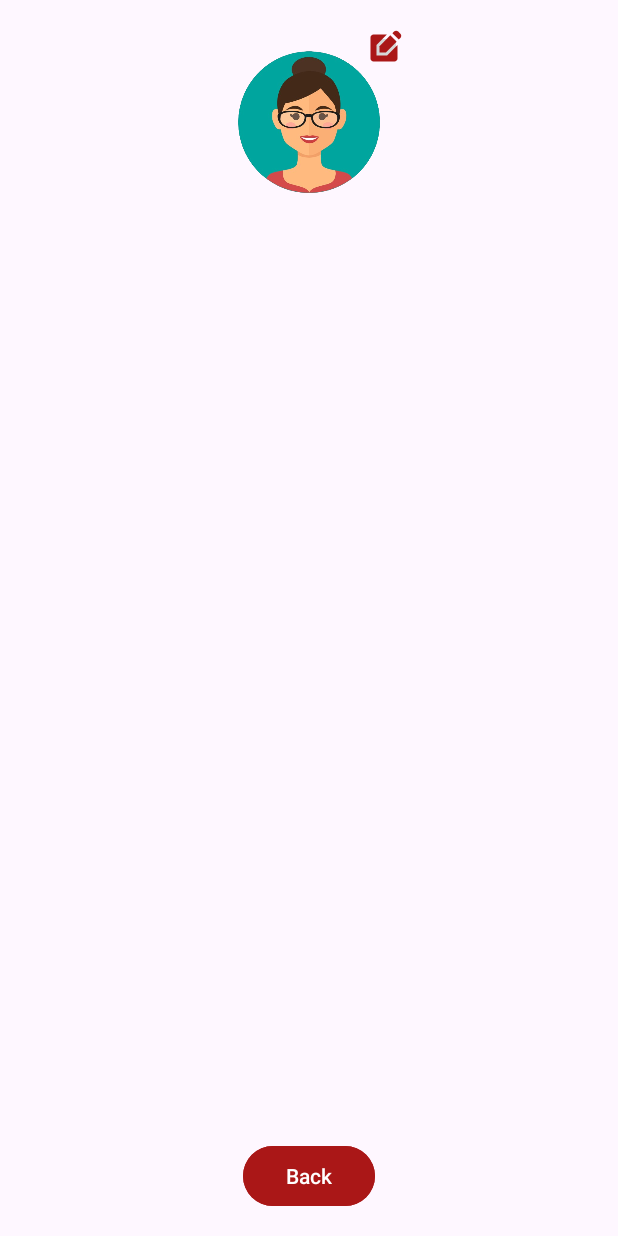
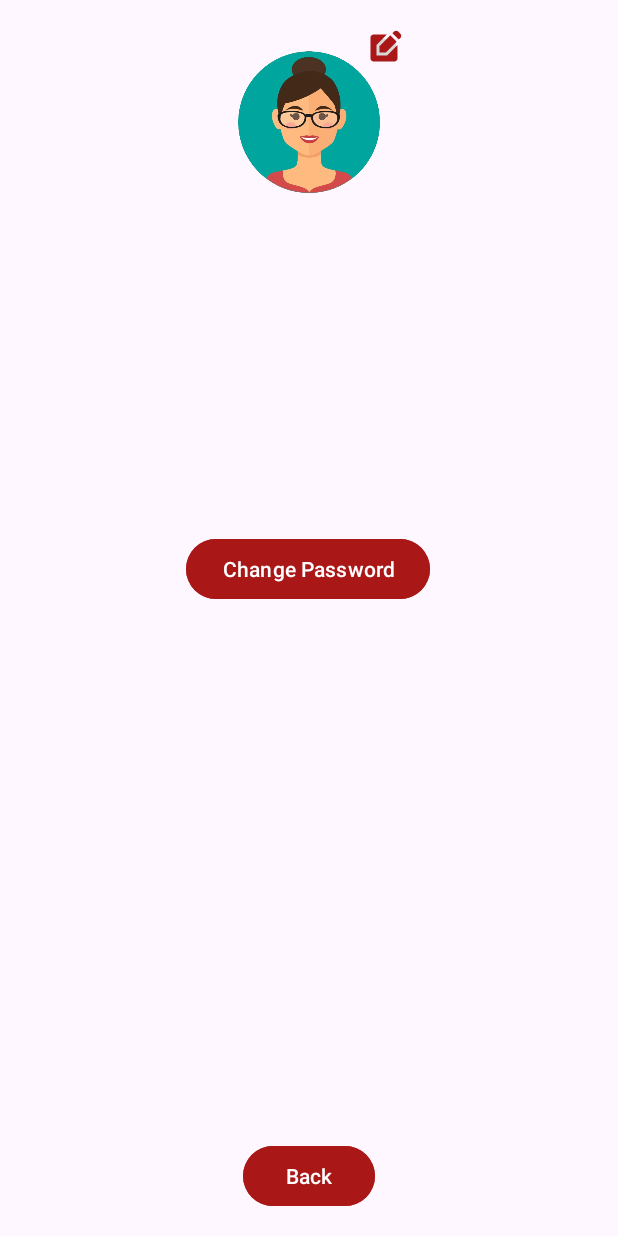
Before and after one commit to denisghera/Medimate-Mobile-App, an Android app: the AccountManagerActivity screen opened directly, with no data from a screen before it, on a phone screen of 412 x 824 dp. Run offline under Robolectric (Android 15) with nearby library versions, the phone set to English and light mode, and no system bars; 3 statements that could not run were skipped.

Commit message:
implemented password change functionality

```diff
--- a/MyApplication/app/src/main/java/com/example/myapplication/AccountManagerActivity.java
+++ b/MyApplication/app/src/main/java/com/example/myapplication/AccountManagerActivity.java
@@ -17,14 +17,15 @@ import android.widget.TextView;
 import androidx.appcompat.app.AlertDialog;
 import androidx.appcompat.app.AppCompatActivity;
 
-public class AccountManagerActivity extends AppCompatActivity {
+public class AccountManagerActivity extends AppCompatActivity implements ChangePasswordDialogFragment.ChangePasswordDialogListener {
     private TextView usernameTextView;
-    private TextView passwordTextView;
     private TextView emailTextView;
     private ImageView userIconImageView;
     private ImageButton changeIconFab;
     private Button backButton;
+    private Button changePasswordButton;
     SQLiteDatabase db;
+    private String password;
 
     private final int[] icons = {R.drawable.user1, R.drawable.user2, R.drawable.user3, R.drawable.user4};
 
@@ -34,7 +35,7 @@ public class AccountManagerActivity extends AppCompatActivity {
         setContentView(R.layout.account_manager_activity);
 
         usernameTextView = findViewById(R.id.usernameTextView);
-        passwordTextView = findViewById(R.id.passwordTextView);
+        changePasswordButton = findViewById(R.id.changePasswordButton);
         emailTextView = findViewById(R.id.emailTextView);
         userIconImageView = findViewById(R.id.userIconImageView);
         changeIconFab = findViewById(R.id.changeIconFab);
@@ -46,8 +47,25 @@ public class AccountManagerActivity extends AppCompatActivity {
         String username = intent.getStringExtra("username");
         usernameTextView.setText(username);
 
-        String password = getPasswordFromDatabase(username);
-        passwordTextView.setText(password);
+        password = getPasswordFromDatabase(username);
+        changePasswordButton.setOnClickListener(new View.OnClickListener() {
+            @Override
+            public void onClick(View view) {
+                ChangePasswordDialogFragment dialogFragment = new ChangePasswordDialogFragment();
+                Bundle args = new Bundle();
+                args.putString("password", password);
+                args.putString("username", username);
+                dialogFragment.setArguments(args);
+                dialogFragment.listener = new ChangePasswordDialogFragment.ChangePasswordDialogListener() {
+                    @Override
+                    public void onPasswordChanged(String username, String newPassword) {
+                        db.execSQL("UPDATE credentials SET password=? WHERE name=?", new Object[]{newPassword,username});
+
+                    }
+                };
+                dialogFragment.show(getSupportFragmentManager(), "ChangePasswordDialogFragment");
+            }
+        });
 
         String email = getEmailFromDatabase(username);
         emailTextView.setText(email);
@@ -131,4 +149,9 @@ public class AccountManagerActivity extends AppCompatActivity {
     private void saveIconToDatabase(String username, int icon) {
         db.execSQL("UPDATE credentials SET icon=? WHERE name=?", new Object[]{icon, username});
     }
+    @Override
+    public void onPasswordChanged(String username, String newPassword) {
+        db.execSQL("UPDATE credentials SET password=? WHERE name=?", new Object[]{newPassword,username});
+        password = newPassword;
+    }
 }
--- a/MyApplication/app/src/main/res/layout/account_manager_activity.xml
+++ b/MyApplication/app/src/main/res/layout/account_manager_activity.xml
@@ -45,17 +45,6 @@
         android:layout_marginTop="16dp"/>
 
     <TextView
-        android:id="@+id/passwordTextView"
-        android:layout_width="wrap_content"
-        android:layout_height="wrap_content"
-        android:layout_marginTop="92dp"
-        android:text="Password"
-        android:textSize="16sp"
-        app:layout_constraintEnd_toEndOf="parent"
-        app:layout_constraintStart_toStartOf="parent"
-        app:layout_constraintTop_toBottomOf="@+id/emailTextView" />
-
-    <TextView
         android:id="@+id/emailTextView"
         android:layout_width="wrap_content"
         android:layout_height="wrap_content"
@@ -65,6 +54,21 @@
         app:layout_constraintEnd_toEndOf="parent"
         app:layout_constraintStart_toStartOf="parent"
         app:layout_constraintTop_toBottomOf="@+id/usernameTextView" />
+
+    <Button
+        android:id="@+id/changePasswordButton"
+        android:layout_width="wrap_content"
+        android:layout_height="wrap_content"
+        android:layout_margin="16dp"
+        android:backgroundTint="#AA1717"
+        android:text="Change Password"
+        android:textColor="@color/white"
+        app:layout_constraintBottom_toBottomOf="parent"
+        app:layout_constraintEnd_toEndOf="parent"
+        app:layout_constraintHorizontal_bias="0.497"
+        app:layout_constraintStart_toStartOf="parent"
+        app:layout_constraintTop_toTopOf="parent"
+        app:layout_constraintVertical_bias="0.456" />
 
     <Button
         android:id="@+id/backButton"
```
Also changed, not shown: MyApplication/app/src/main/java/com/example/myapplication/ChangePasswordDialogFragment.java (added, +105 -0 lines), MyApplication/app/src/main/res/layout/password_change_popout.xml (added, +52 -0 lines).
